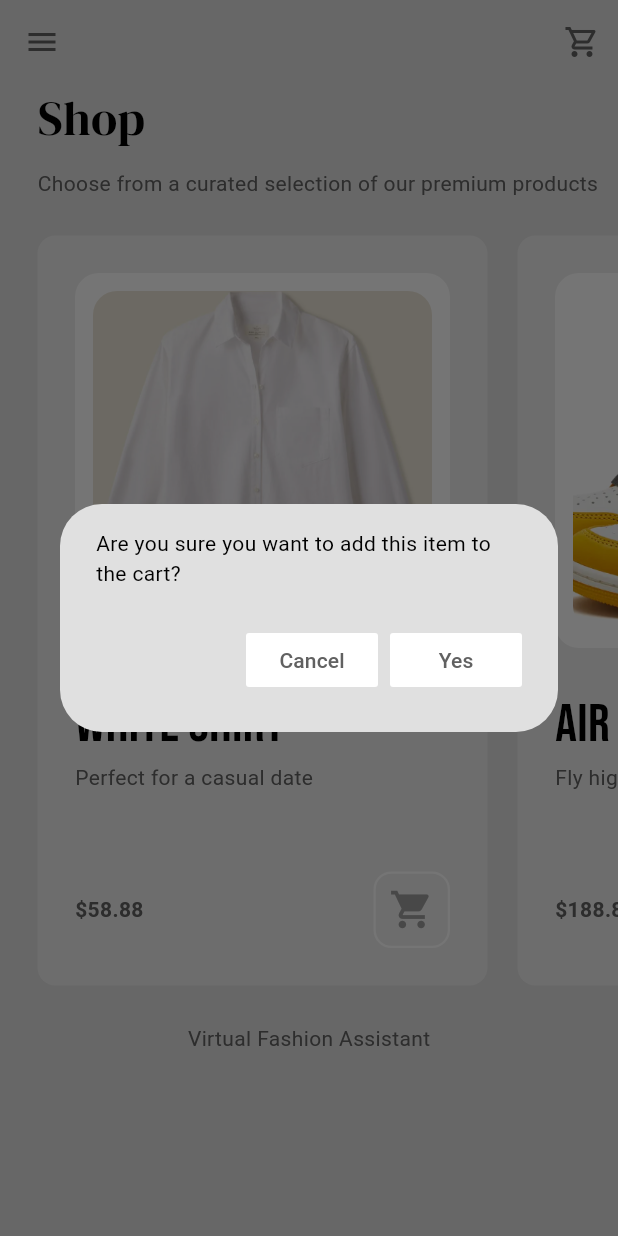
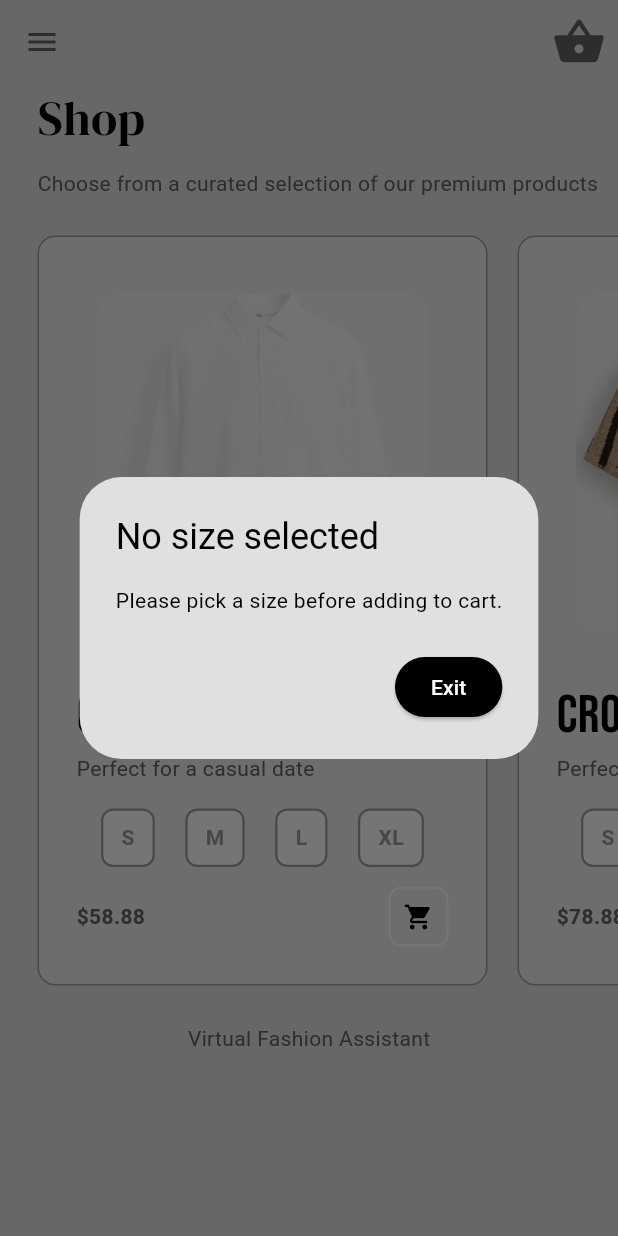
Before and after one commit to cylitude/FYP, a Flutter app: the screen it shows once a user with an empty profile is signed in, after a tap on the "shopping cart" icon, on a phone screen of 412 x 824 dp. Run offline on Flutter 3.47's test engine with Material 3 defaults, Android fonts, the phone set to English and light mode, and no system bars; our stand-ins replace cloud_firestore, firebase_auth, firebase_core, google_fonts, lottie; missing offline and left inert: dialogflow_grpc; accounts and stored records are empty; project files that could hold a hidden picture were left out.

Commit message:
6th Mar UI changes to make it a shirt app

```diff
--- a/lib/components/my_cart_button.dart
+++ b/lib/components/my_cart_button.dart
@@ -6,8 +6,9 @@ class MyCartButton extends StatelessWidget {
   @override
   Widget build(BuildContext context) {
     return IconButton(
+      iconSize: 36,
       onPressed: () => Navigator.pushNamed(context, '/cart_page'),
-      icon: const Icon(Icons.shopping_cart_outlined),
+      icon: const Icon(Icons.shopping_basket), // Change to a basket icon
     );
   }
 }
--- a/lib/components/my_product_tile.dart
+++ b/lib/components/my_product_tile.dart
@@ -4,22 +4,32 @@ import 'package:provider/provider.dart';
 import '../models/product.dart';
 import '../models/shop.dart';
 
-class MyProductTile extends StatelessWidget {
+class MyProductTile extends StatefulWidget {
   final Product product;
 
   const MyProductTile({super.key, required this.product});
 
-  // add to cart
-  void addToCart(BuildContext context) {
-    // show dialog box to confirm if user wants to add
+  @override
+  State<MyProductTile> createState() => _MyProductTileState();
+}
+
+class _MyProductTileState extends State<MyProductTile> {
+  String? _selectedSize;
+
+  // Show a dialog if user hasn't selected a size
+  void _handleCartIconPressed(BuildContext context) {
+    if (_selectedSize == null) {
+      _showNoSizeDialog(context);
+      return;
+    }
+    // If a size is selected, show a confirmation dialog
     showDialog(
       context: context,
       builder: (context) => AlertDialog(
         backgroundColor: Theme.of(context).colorScheme.surface,
-        content:
-            const Text("Are you sure you want to add this item to the cart?"),
+        content: const Text("Are you sure you want to add this item to the cart?"),
         actions: [
-          // cancel
+          // Cancel button
           MaterialButton(
             onPressed: () => Navigator.pop(context),
             color: Theme.of(context).colorScheme.secondary,
@@ -31,13 +41,11 @@ class MyProductTile extends StatelessWidget {
               ),
             ),
           ),
-
-          // yes
+          // Yes button
           MaterialButton(
             onPressed: () {
               Navigator.pop(context);
-              // add to cart
-              context.read<Shop>().addToCart(product);
+              context.read<Shop>().addToCart(widget.product, _selectedSize!);
             },
             color: Theme.of(context).colorScheme.secondary,
             elevation: 0,
@@ -53,12 +61,76 @@ class MyProductTile extends StatelessWidget {
     );
   }
 
+  // Dialog shown when no size is selected
+  void _showNoSizeDialog(BuildContext context) {
+    showDialog(
+      context: context,
+      builder: (context) => AlertDialog(
+        backgroundColor: Theme.of(context).colorScheme.surface,
+        title: const Text('No size selected'),
+        content: const Text('Please pick a size before adding to cart.'),
+        actions: [
+          ElevatedButton(
+            style: ElevatedButton.styleFrom(
+              backgroundColor: Colors.black,
+            ),
+            onPressed: () => Navigator.pop(context),
+            child: const Text(
+              'Exit',
+              style: TextStyle(color: Colors.white),
+            ),
+          ),
+        ],
+      ),
+    );
+  }
+
+  // Build a row of 4 selectable size boxes (S, M, L, XL) with toggle logic
+  Widget _buildSizeSelectionRow() {
+    final sizes = ['S', 'M', 'L', 'XL'];
+    return Row(
+      mainAxisAlignment: MainAxisAlignment.spaceEvenly,
+      children: sizes.map((size) {
+        final isSelected = (_selectedSize == size);
+        return GestureDetector(
+          onTap: () {
+            setState(() {
+              // Toggle: unselect if tapped again; else select the new size
+              _selectedSize = (_selectedSize == size) ? null : size;
+            });
+          },
+          child: Container(
+            margin: const EdgeInsets.symmetric(horizontal: 4),
+            padding: const EdgeInsets.symmetric(vertical: 8, horizontal: 12),
+            decoration: BoxDecoration(
+              color: isSelected ? Colors.black : Colors.white,
+              borderRadius: BorderRadius.circular(8),
+              border: Border.all(
+                color: Colors.grey,
+                width: 1.5,
+              ),
+            ),
+            child: Text(
+              size,
+              style: TextStyle(
+                color: isSelected ? Colors.white : Colors.grey,
+                fontWeight: FontWeight.bold,
+              ),
+            ),
+          ),
+        );
+      }).toList(),
+    );
+  }
+
   @override
   Widget build(BuildContext context) {
     return Container(
+      // Outer container (grey border)
       decoration: BoxDecoration(
         color: Theme.of(context).colorScheme.primary,
         borderRadius: BorderRadius.circular(12),
+        border: Border.all(color: Colors.grey, width: 1.0),
       ),
       width: 300,
       margin: const EdgeInsets.all(10),
@@ -66,14 +138,19 @@ class MyProductTile extends StatelessWidget {
       child: Column(
         mainAxisAlignment: MainAxisAlignment.spaceBetween,
         children: [
+          // Top section: Image, Name, Description, and Size row
           Column(
             crossAxisAlignment: CrossAxisAlignment.start,
             children: [
-              // product image
+              // Product image container with transparent border
               Container(
                 decoration: BoxDecoration(
                   borderRadius: BorderRadius.circular(16),
-                  color: Theme.of(context).colorScheme.secondary,
+                  color: Theme.of(context).colorScheme.primary,
+                  border: Border.all(
+                    color: Colors.transparent, // make the border transparent
+                    width: 1.0,
+                  ),
                 ),
                 padding: const EdgeInsets.all(12),
                 child: ClipRRect(
@@ -81,64 +158,69 @@ class MyProductTile extends StatelessWidget {
                   child: AspectRatio(
                     aspectRatio: 1,
                     child: Image.asset(
-                      product.imagePath,
+                      widget.product.imagePath,
                       fit: BoxFit.cover,
                     ),
                   ),
                 ),
               ),
-              const SizedBox(height: 25),
+              const SizedBox(height: 20),
 
-              // product name
+              // Product name
               Text(
-                product.name,
+                widget.product.name,
                 style: GoogleFonts.bebasNeue(fontSize: 36),
               ),
-
-              // product description
+              // Product description
               Text(
-                product.description,
+                widget.product.description,
                 style: TextStyle(
                   fontSize: 14,
                   color: Theme.of(context).colorScheme.inversePrimary,
                   height: 1.5,
                 ),
               ),
+              const SizedBox(height: 16),
+
+              // Row of size boxes
+              _buildSizeSelectionRow(),
             ],
           ),
+
+          // Bottom row: Price + Add-to-cart button
           Row(
             mainAxisAlignment: MainAxisAlignment.spaceBetween,
             children: [
-              // product price
+              // Product price
               Text(
-                '\$${product.price.toStringAsFixed(2)}',
+                '\$${widget.product.price.toStringAsFixed(2)}',
                 style: TextStyle(
                   fontWeight: FontWeight.bold,
                   fontSize: 14,
                   color: Theme.of(context).colorScheme.inversePrimary,
                 ),
               ),
-
-              // add to cart button with updated icon properties
+              // Add-to-cart button
               Container(
+                width: 40,
+                height: 40,
                 decoration: BoxDecoration(
                   color: Theme.of(context).colorScheme.primary,
-                  borderRadius: BorderRadius.circular(12),
+                  borderRadius: BorderRadius.circular(8),
                   border: Border.all(
                     color: Theme.of(context).colorScheme.secondary,
                     width: 1.5,
                   ),
                 ),
                 child: IconButton(
-                  iconSize: 30, // slightly bigger icon size
-                  onPressed: () => addToCart(context),
-                  // Updated icon: shopping cart in grey
-                  icon: Icon(
+                  iconSize: 20,
+                  onPressed: () => _handleCartIconPressed(context),
+                  icon: const Icon(
                     Icons.shopping_cart,
-                    color: Colors.grey,
+                    color: Colors.black,
                   ),
                 ),
-              )
+              ),
             ],
           ),
         ],
--- a/lib/models/shop.dart
+++ b/lib/models/shop.dart
@@ -1,56 +1,64 @@
 import 'package:flutter/material.dart';
 import 'product.dart';
+
+/// Represents a single item in the cart: a Product + chosen size.
+class CartItem {
+  final Product product;
+  final String size;
+
+  CartItem({required this.product, required this.size});
+}
 
 class Shop extends ChangeNotifier {
   // products for sale
   final List<Product> _shop = [
     // product 1
     Product(
-      name: "White Shirt",
+      name: "Cotton White Shirt",
       price: 58.88,
       description: "Perfect for a casual date",
-      imagePath: 'assets/WhiteShirt.png',
+      imagePath: 'assets/FormalWhiteShirt.png',
     ),
     // product 2
     Product(
-      name: "Air Jordans 1",
-      price: 188.88,
-      description: "Fly high like Michael Jordan",
-      imagePath: 'assets/AirJordans1.png',
+      name: "Crochet Shirt",
+      price: 78.88,
+      description: "Perfect for the beach",
+      imagePath: 'assets/CrochetShirt.png',
     ),
     // product 3
     Product(
-      name: "Heizer G1",
-      price: 288.88,
-      description: "A modern and minimalistic pair of sunglasses.",
-      imagePath: 'assets/HeizerG1.png',
+      name: "Oxford Black Shirt",
+      price: 88.88,
+      description: "Perfect for date nights",
+      imagePath: 'assets/FormalBlackShirt.png',
     ),
     // product 4
     Product(
-      name: "Supreme Hoodie",
+      name: "Boxy Blue Shirt",
       price: 688.88,
-      description: "Made of 100% Cashmere",
-      imagePath: 'assets/BlackSupremeHoodie.png',
+      description: "Boxy, oversized fit",
+      imagePath: 'assets/BlueBoxyShirt.png',
     ),
   ];
 
-  // user cart
-  List<Product> _cart = [];
+  // The cart is now a list of CartItem
+  List<CartItem> _cart = [];
 
   // get product list
   List<Product> get shop => _shop;
 
   // get user cart
-  List<Product> get cart => _cart;
+  List<CartItem> get cart => _cart;
 
-  // add item to cart
-  void addToCart(Product item) {
-    _cart.add(item);
+  // Add item to cart, specifying the chosen size
+  void addToCart(Product product, String size) {
+    _cart.add(CartItem(product: product, size: size));
     notifyListeners();
   }
 
   // remove item from cart
-  void removeFromCart(Product item) {
+  void removeFromCart(CartItem item) {
     _cart.remove(item);
     notifyListeners();
   }
--- a/lib/pages/cart_page.dart
+++ b/lib/pages/cart_page.dart
@@ -8,7 +8,6 @@ import '../models/shop.dart';
 import '../services/firestore_template.dart';
 
 class CartPage extends StatefulWidget {
-  // Use super parameter for 'key'
   const CartPage({super.key});
 
   @override
@@ -18,14 +17,14 @@ class CartPage extends StatefulWidget {
 class _CartPageState extends State<CartPage> {
   // Pay button was pressed
   Future<void> payNow() async {
-    // 1) Access the Shop provider to get the cart items
+    // 1) Access the Shop provider to get the cart items (List<CartItem>)
     final shopProvider = context.read<Shop>();
     final cart = shopProvider.cart;
 
-    // 2) Calculate total price
+    // 2) Calculate total price using each CartItem's product price
     double totalPrice = 0.0;
-    for (final product in cart) {
-      totalPrice += product.price;
+    for (final cartItem in cart) {
+      totalPrice += cartItem.product.price;
     }
 
     // 3) Get current user (if logged in), otherwise fallback to 'guest'
@@ -36,7 +35,7 @@ class _CartPageState extends State<CartPage> {
     try {
       await FirestoreService().createOrder(
         userId: userId,
-        cartItems: cart,
+        cartItems: cart, // Now a List<CartItem>
         totalPrice: totalPrice,
       );
 
@@ -99,7 +98,7 @@ class _CartPageState extends State<CartPage> {
 
   @override
   Widget build(BuildContext context) {
-    // Get access to cart
+    // Get access to cart (now a List<CartItem>)
     final cart = context.watch<Shop>().cart;
 
     return Scaffold(
@@ -148,10 +147,10 @@ class _CartPageState extends State<CartPage> {
                     : ListView.builder(
                         itemCount: cart.length,
                         itemBuilder: (context, index) {
-                          // Get individual product item
-                          final item = cart[index];
+                          // Get individual cart item (of type CartItem)
+                          final cartItem = cart[index];
                           // Return cart item tile
-                          return MyCartItemTile(item: item);
+                          return MyCartItemTile(item: cartItem);
                         },
                       ),
               ),
--- a/pubspec.yaml
+++ b/pubspec.yaml
@@ -51,6 +51,10 @@ flutter:
     - assets/watch.png
     - assets/trolley.json
     - assets/WhiteShirt.png
+    - assets/FormalWhiteShirt.png
+    - assets/CrochetShirt.png
+    - assets/FormalBlackShirt.png
+    - assets/BlueBoxyShirt.png
 
     # If you have more images, add them here.
     # If you have subfolders (e.g., assets/pages/), add them similarly.
```
Also changed, not shown: lib/components/my_cart_item_tile.dart (+36 -21 lines), lib/services/firestore_template.dart (+10 -9 lines), assets/BlueBoxyShirt.png (added), assets/CrochetShirt.png (added), assets/FormalBlackShirt.png (added), assets/FormalWhiteShirt.png (added).
